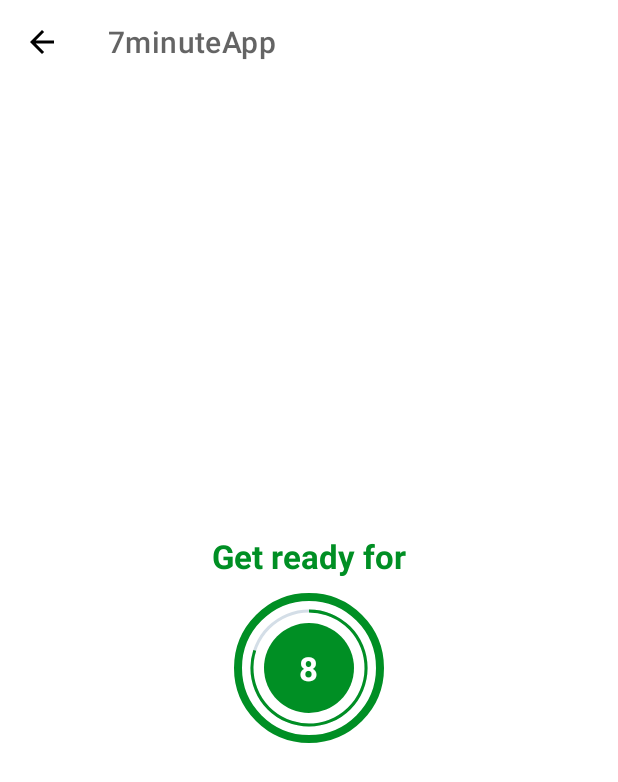
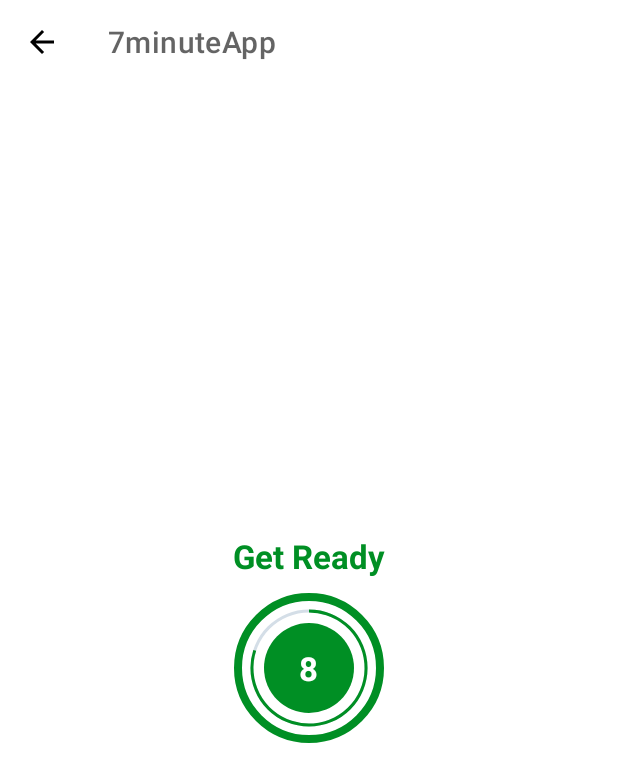
Before and after one commit to LukaszKrolicki/7minApp, an Android app: the ExerciseAvtivity screen opened directly, with no data from a screen before it, on a phone screen of 412 x 824 dp. Shown: the top 782 px of the screen. Run offline under Robolectric (Android 15) with nearby library versions, the phone set to English and light mode, and no system bars.

Commit message:
Exercise and Rest progressBar

```diff
--- a/app/src/main/java/eu/pl/snk/senseibunny/a7minuteapp/ExerciseAvtivity.kt
+++ b/app/src/main/java/eu/pl/snk/senseibunny/a7minuteapp/ExerciseAvtivity.kt
@@ -3,13 +3,16 @@ package eu.pl.snk.senseibunny.a7minuteapp
 import androidx.appcompat.app.AppCompatActivity
 import android.os.Bundle
 import android.os.CountDownTimer
+import android.view.View
 import android.widget.Toast
+import androidx.core.view.isGone
 import eu.pl.snk.senseibunny.a7minuteapp.databinding.ActivityExerciseAvtivityBinding
 
 class ExerciseAvtivity : AppCompatActivity() {
     private var binding: ActivityExerciseAvtivityBinding ?=null
 
     private var restTimer: CountDownTimer?=null
+    private var exerciseTimer: CountDownTimer?=null
 
     private var restProgress: Int = 0 // pauseOffset = timerDuration - time left
     override fun onCreate(savedInstanceState: Bundle?) {
@@ -29,26 +32,61 @@ class ExerciseAvtivity : AppCompatActivity() {
 
         setupRestView()
 
+
     }
 
     private fun setupRestView(){
         if(restTimer!=null){
             restTimer?.cancel()
-            restProgress=0
+
         }
+        restProgress=0
+        binding?.flProgressBar?.visibility= View.VISIBLE; //GONE from UI, INVISIBLE
+        binding?.flExerciseBar?.visibility=View.INVISIBLE;
+        binding?.tvTitle?.text="Get Ready"
 
         setRestProgressBar()
     }
 
+    private fun setupExerciseProgressBar(){
+        if(exerciseTimer!=null){
+            exerciseTimer?.cancel()
+        }
+
+        restProgress=0
+        binding?.flProgressBar?.visibility= View.INVISIBLE; //GONE from UI, INVISIBLE
+        binding?.flExerciseBar?.visibility=View.VISIBLE;
+        binding?.tvTitle?.text="Exercise"
+
+        setExerciseProgressBar()
+    }
     private fun setRestProgressBar(){
         binding?.progressBar?.progress= restProgress
 
-        restTimer=object : CountDownTimer(10000, 1000){
+        restTimer=object : CountDownTimer(5000, 1000){
             override fun onTick(p0: Long) { //p0 is mili-seconds until end, on tick is called every countDown Interval
                 restProgress++
 
                 binding?.progressBar?.progress=10-restProgress
                 binding?.tvTimer?.text="${10 - restProgress}"
+            }
+
+            override fun onFinish() {
+                Toast.makeText(this@ExerciseAvtivity,"Finished", Toast.LENGTH_LONG).show()
+                setupExerciseProgressBar()
+            }
+        }.start()
+    }
+
+    private fun setExerciseProgressBar(){
+        binding?.progressBarExercise?.progress= restProgress
+
+        exerciseTimer=object : CountDownTimer(30000, 1000){
+            override fun onTick(p0: Long) { //p0 is mili-seconds until end, on tick is called every countDown Interval
+                restProgress++
+
+                binding?.progressBarExercise?.progress=30-restProgress
+                binding?.tvTimerExercise?.text="${30 - restProgress}"
             }
 
             override fun onFinish() {
@@ -65,6 +103,7 @@ class ExerciseAvtivity : AppCompatActivity() {
             restTimer?.cancel()
             restProgress=0
         }
+
     }
 
 
--- a/app/src/main/res/layout/activity_exercise_avtivity.xml
+++ b/app/src/main/res/layout/activity_exercise_avtivity.xml
@@ -81,4 +81,53 @@
         </LinearLayout>
 
     </FrameLayout>
+
+    <FrameLayout
+        android:id="@+id/flExerciseBar"
+        android:layout_width="100dp"
+        android:layout_height="100dp"
+        android:layout_marginTop="10dp"
+        android:background="@drawable/item_color_ripple"
+        tools:visibility="visible"
+        android:visibility="gone"
+
+        app:layout_constraintBottom_toBottomOf="parent"
+        app:layout_constraintEnd_toEndOf="parent"
+        app:layout_constraintStart_toStartOf="parent"
+        app:layout_constraintTop_toBottomOf="@id/toolBarExercise"
+        >
+
+        <ProgressBar
+            android:id="@+id/progressBarExercise"
+            android:layout_width="100dp"
+            android:layout_height="100dp"
+            style="?android:attr/progressBarStyleHorizontal"
+            android:layout_gravity="center"
+            android:max="30"
+            android:progress="300"
+            android:rotation="-90"
+            android:background="@drawable/circular_progress_bar_gray"
+            android:progressDrawable="@drawable/circular_progress_bar"
+            android:indeterminate="false"
+            />
+
+        <LinearLayout
+            android:layout_width="60dp"
+            android:layout_height="60dp"
+            android:layout_gravity="center"
+            android:gravity="center"
+            android:background="@drawable/item_circular_color_accent_background">
+
+            <TextView
+                android:id="@+id/tvTimerExercise"
+                android:layout_width="wrap_content"
+                android:layout_height="wrap_content"
+                android:textSize="@dimen/default_button_text_size"
+                android:textStyle="bold"
+                tools:text="30"
+                android:textColor="@color/white"
+                />
+        </LinearLayout>
+
+    </FrameLayout>
 </androidx.constraintlayout.widget.ConstraintLayout>
```
